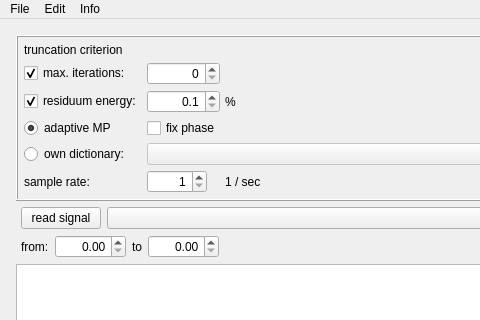
The window that examples/matchingPursuit/mainwindow.ui (mne-tools/mne-cpp) describes before a commit, drawn with Qt 5; both pictures show x 0 to 480 and y 0 to 320 of the 1050 by 700 pixel window.
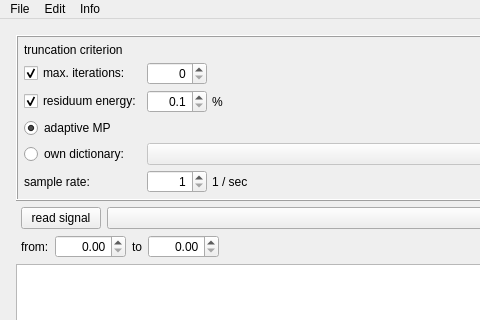
The same window after the commit. Icons and pictures are not drawn.

Diff of the .ui file:
```diff
--- a/examples/matchingPursuit/mainwindow.ui
+++ b/examples/matchingPursuit/mainwindow.ui
@@ -217,13 +217,6 @@
                </property>
               </widget>
              </item>
-             <item row="9" column="2">
-              <widget class="QCheckBox" name="chb_fix_phase">
-               <property name="text">
-                <string>fix phase</string>
-               </property>
-              </widget>
-             </item>
             </layout>
            </item>
           </layout>
```
Left out of the diff: 16 changed lines with no effect on the pictures.
